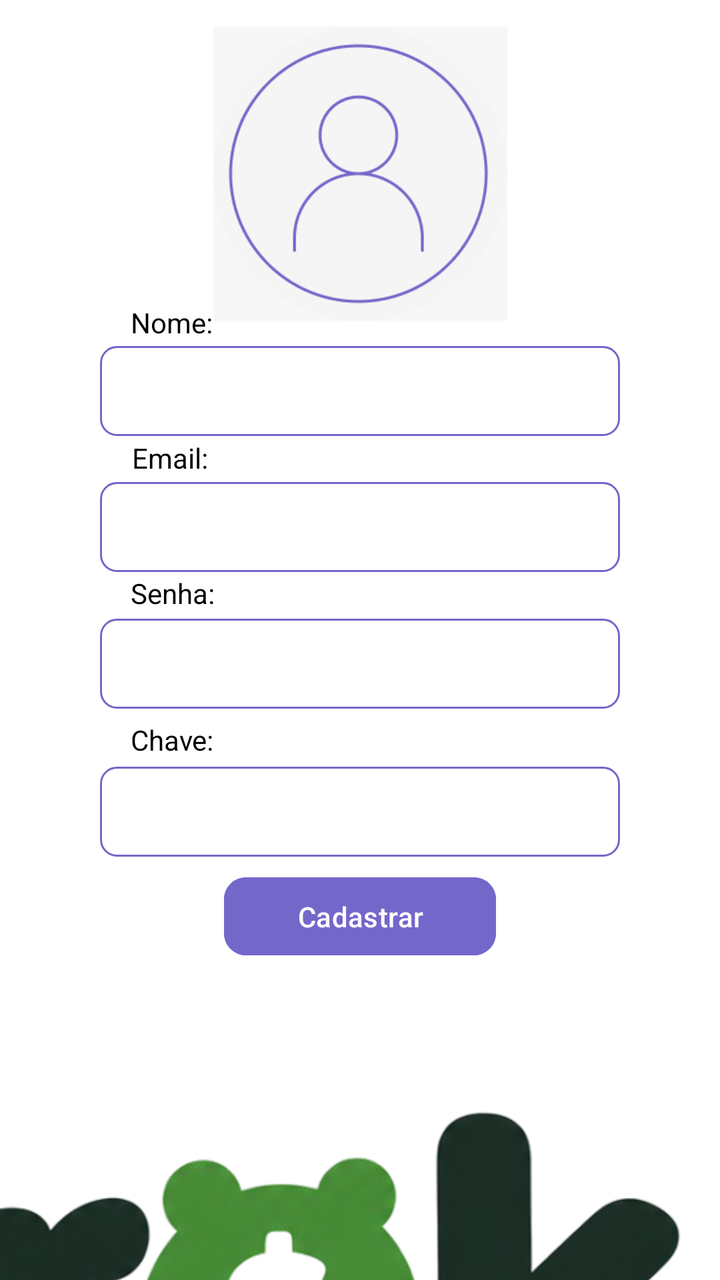
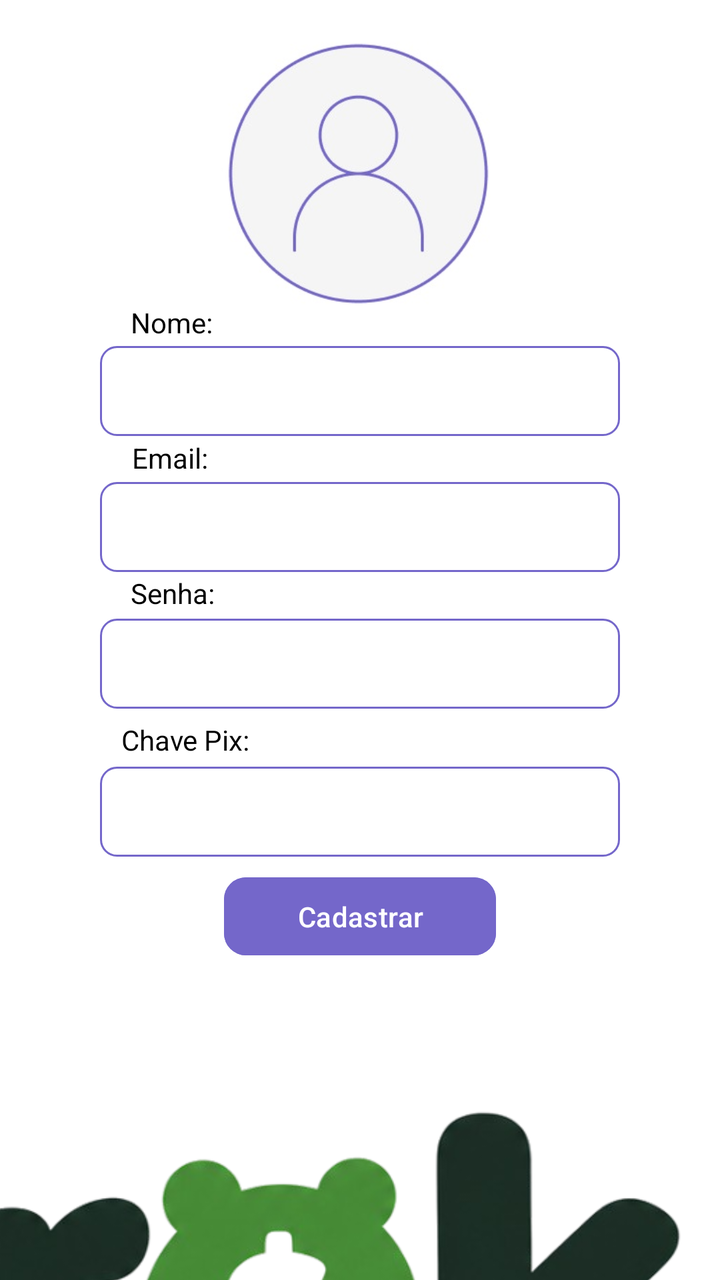

Two renders of the same Android screen: before a commit and after it. Below are the layout's source before the change and the commit's diff.
<!-- AndroidManifest.xml: application theme Theme.Chrock -->
<!-- res/layout/activity_cadastrar.xml -->
<?xml version="1.0" encoding="utf-8"?>
<androidx.constraintlayout.widget.ConstraintLayout xmlns:android="http://schemas.android.com/apk/res/android"
    xmlns:app="http://schemas.android.com/apk/res-auto"
    xmlns:tools="http://schemas.android.com/tools"
    android:id="@+id/main"
    android:background="@color/white"
    android:layout_width="match_parent"
    android:layout_height="match_parent"
    tools:context=".Cadastrar">

    <ImageView
        android:id="@+id/imageView"
        android:layout_width="629dp"
        android:layout_height="398dp"
        android:layout_marginTop="432dp"
        android:layout_marginEnd="16dp"
        app:layout_constraintEnd_toEndOf="parent"
        app:layout_constraintTop_toTopOf="parent"
        app:srcCompat="@drawable/chrok_logo" />

    <ImageView
        android:id="@+id/fotoPerfil"
        android:layout_width="147dp"
        android:layout_height="147dp"
        android:clickable="true"
        android:focusable="true"
        android:scaleType="centerCrop"
        android:background="?attr/selectableItemBackgroundBorderless"
        android:contentDescription="Escolher foto de perfil"
        app:layout_constraintBottom_toBottomOf="parent"
        app:layout_constraintEnd_toEndOf="parent"
        app:layout_constraintStart_toStartOf="parent"
        app:layout_constraintTop_toTopOf="parent"
        app:layout_constraintVertical_bias="0.027"
        app:srcCompat="@drawable/profile_character" />

    <TextView
        android:id="@+id/textoNome"
        android:layout_width="wrap_content"
        android:layout_height="wrap_content"
        android:text="Nome:"
        android:textColor="@color/black"
        app:layout_constraintBottom_toBottomOf="parent"
        app:layout_constraintEnd_toEndOf="parent"
        app:layout_constraintHorizontal_bias="0.205"
        app:layout_constraintStart_toStartOf="parent"
        app:layout_constraintTop_toTopOf="parent"
        app:layout_constraintVertical_bias="0.244" />

    <EditText
        android:id="@+id/cadastroNome"
        android:layout_width="260dp"
        android:layout_height="45dp"
        android:background="@drawable/borda_de_texto"
        android:ems="10"
        android:inputType="text"
        app:layout_constraintBottom_toBottomOf="parent"
        app:layout_constraintEnd_toEndOf="parent"
        app:layout_constraintHorizontal_bias="0.5"
        app:layout_constraintStart_toStartOf="parent"
        app:layout_constraintTop_toTopOf="parent"
        app:layout_constraintVertical_bias="0.291" />

    <TextView
        android:id="@+id/textoEmail"
        android:layout_width="wrap_content"
        android:layout_height="wrap_content"
        android:text="Email:"
        app:layout_constraintBottom_toBottomOf="parent"
        app:layout_constraintEnd_toEndOf="parent"
        android:textColor="@color/black"
        app:layout_constraintHorizontal_bias="0.205"
        app:layout_constraintStart_toStartOf="parent"
        app:layout_constraintTop_toTopOf="parent"
        app:layout_constraintVertical_bias="0.353" />

    <EditText
        android:id="@+id/cadastroEmail"
        android:layout_width="260dp"
        android:layout_height="45dp"
        android:background="@drawable/borda_de_texto"
        android:ems="10"
        android:inputType="textEmailAddress"
        app:layout_constraintBottom_toBottomOf="parent"
        app:layout_constraintEnd_toEndOf="parent"
        app:layout_constraintHorizontal_bias="0.5"
        app:layout_constraintStart_toStartOf="parent"
        app:layout_constraintTop_toTopOf="parent"
        app:layout_constraintVertical_bias="0.405" />

    <TextView
        android:id="@+id/textoSenha"
        android:layout_width="wrap_content"
        android:layout_height="wrap_content"
        android:text="Senha:"
        app:layout_constraintBottom_toBottomOf="parent"
        app:layout_constraintEnd_toEndOf="parent"
        app:layout_constraintHorizontal_bias="0.205"
        android:textColor="@color/black"
        app:layout_constraintStart_toStartOf="parent"
        app:layout_constraintTop_toTopOf="parent"
        app:layout_constraintVertical_bias="0.462" />

    <EditText
        android:id="@+id/cadastroSenha"
        android:layout_width="260dp"
        android:layout_height="45dp"
        android:background="@drawable/borda_de_texto"
        android:ems="10"
        android:inputType="textPassword"
        app:layout_constraintBottom_toBottomOf="parent"
        app:layout_constraintEnd_toEndOf="parent"
        app:layout_constraintHorizontal_bias="0.5"
        app:layout_constraintStart_toStartOf="parent"
        app:layout_constraintTop_toTopOf="parent"
        app:layout_constraintVertical_bias="0.52" />

    <TextView
        android:id="@+id/textoChave"
        android:layout_width="wrap_content"
        android:layout_height="wrap_content"
        android:text="Chave:"
        app:layout_constraintBottom_toBottomOf="parent"
        app:layout_constraintEnd_toEndOf="parent"
        app:layout_constraintHorizontal_bias="0.205"
        app:layout_constraintStart_toStartOf="parent"
        android:textColor="@color/black"
        app:layout_constraintTop_toTopOf="parent"
        app:layout_constraintVertical_bias="0.58" />

    <EditText
        android:id="@+id/cadastroChave"
        android:layout_width="260dp"
        android:layout_height="45dp"
        android:background="@drawable/borda_de_texto"
        android:ems="10"
        android:inputType="text"
        app:layout_constraintBottom_toBottomOf="parent"
        app:layout_constraintEnd_toEndOf="parent"
        app:layout_constraintHorizontal_bias="0.5"
        app:layout_constraintStart_toStartOf="parent"
        app:layout_constraintTop_toTopOf="parent"
        app:layout_constraintVertical_bias="0.644" />

    <Button
        android:id="@+id/botaoCadastrar"
        android:layout_width="136dp"
        android:layout_height="47dp"
        android:clickable="true"
        android:text="Cadastrar"
        app:cornerRadius="11dp"
        android:backgroundTint="@color/roxoBtn"
        android:textColor="@color/white"
        app:layout_constraintBottom_toBottomOf="parent"
        app:layout_constraintEnd_toEndOf="parent"
        app:layout_constraintHorizontal_bias="0.5"
        app:layout_constraintStart_toStartOf="parent"
        app:layout_constraintTop_toTopOf="parent"
        app:layout_constraintVertical_bias="0.733" />



</androidx.constraintlayout.widget.ConstraintLayout>
<!-- resources referenced by this layout -->
<resources>
  <color name="black">#FF000000</color>
  <color name="roxoBtn">#7467CA</color>
  <color name="white">#FFFFFFFF</color>
  <!-- drawable borda_de_texto (drawable) -->
  <?xml version="1.0" encoding="utf-8"?>
  <shape xmlns:android="http://schemas.android.com/apk/res/android"
      android:shape="rectangle">
  
      <solid android:color="@android:color/transparent" />
  
      <corners
          android:bottomLeftRadius="8dp"
          android:bottomRightRadius="8dp"
          android:topLeftRadius="8dp"
          android:topRightRadius="8dp" />
  
      <stroke
          android:width="1dp"
          android:color="#FF7467CA" />
  
      <padding
          android:bottom="8dp"
          android:left="12dp"
          android:right="12dp"
          android:top="8dp" />
  
  </shape>
  <!-- drawable chrok_logo: png bitmap (drawable-ldltr, 136511 bytes) -->
  <!-- drawable profile_character: jpeg bitmap (drawable-ldltr, 15158 bytes) -->
  <style name="Theme.Chrock" parent="Base.Theme.Chrock" />
  <style name="Base.Theme.Chrock" parent="Theme.Material3.DayNight.NoActionBar">
      </style>
</resources>

<!-- the commit's change to res/layout/activity_cadastrar.xml (unified diff, before → after) -->
@@ -53,6 +53,7 @@
         android:layout_height="45dp"
         android:background="@drawable/borda_de_texto"
         android:ems="10"
+        android:textColor="@color/black"
         android:inputType="text"
         app:layout_constraintBottom_toBottomOf="parent"
         app:layout_constraintEnd_toEndOf="parent"
@@ -80,6 +81,7 @@
         android:layout_height="45dp"
         android:background="@drawable/borda_de_texto"
         android:ems="10"
+        android:textColor="@color/black"
         android:inputType="textEmailAddress"
         app:layout_constraintBottom_toBottomOf="parent"
         app:layout_constraintEnd_toEndOf="parent"
@@ -108,6 +110,7 @@
         android:background="@drawable/borda_de_texto"
         android:ems="10"
         android:inputType="textPassword"
+        android:textColor="@color/black"
         app:layout_constraintBottom_toBottomOf="parent"
         app:layout_constraintEnd_toEndOf="parent"
         app:layout_constraintHorizontal_bias="0.5"
@@ -119,7 +122,7 @@
         android:id="@+id/textoChave"
         android:layout_width="wrap_content"
         android:layout_height="wrap_content"
-        android:text="Chave:"
+        android:text="Chave Pix:"
         app:layout_constraintBottom_toBottomOf="parent"
         app:layout_constraintEnd_toEndOf="parent"
         app:layout_constraintHorizontal_bias="0.205"
@@ -134,6 +137,7 @@
         android:layout_height="45dp"
         android:background="@drawable/borda_de_texto"
         android:ems="10"
+        android:textColor="@color/black"
         android:inputType="text"
         app:layout_constraintBottom_toBottomOf="parent"
         app:layout_constraintEnd_toEndOf="parent"
<!-- resource entries referenced after the edit -->
@@ -28,7 +28,7 @@
   
   </shape>
   <!-- drawable chrok_logo: png bitmap (drawable-ldltr, 136511 bytes) -->
-  <!-- drawable profile_character: jpeg bitmap (drawable-ldltr, 15158 bytes) -->
+  <!-- drawable profile_character: jpeg bitmap (drawable-ldltr, 13879 bytes) -->
   <style name="Theme.Chrock" parent="Base.Theme.Chrock" />
   <style name="Base.Theme.Chrock" parent="Theme.Material3.DayNight.NoActionBar">
       </style>
